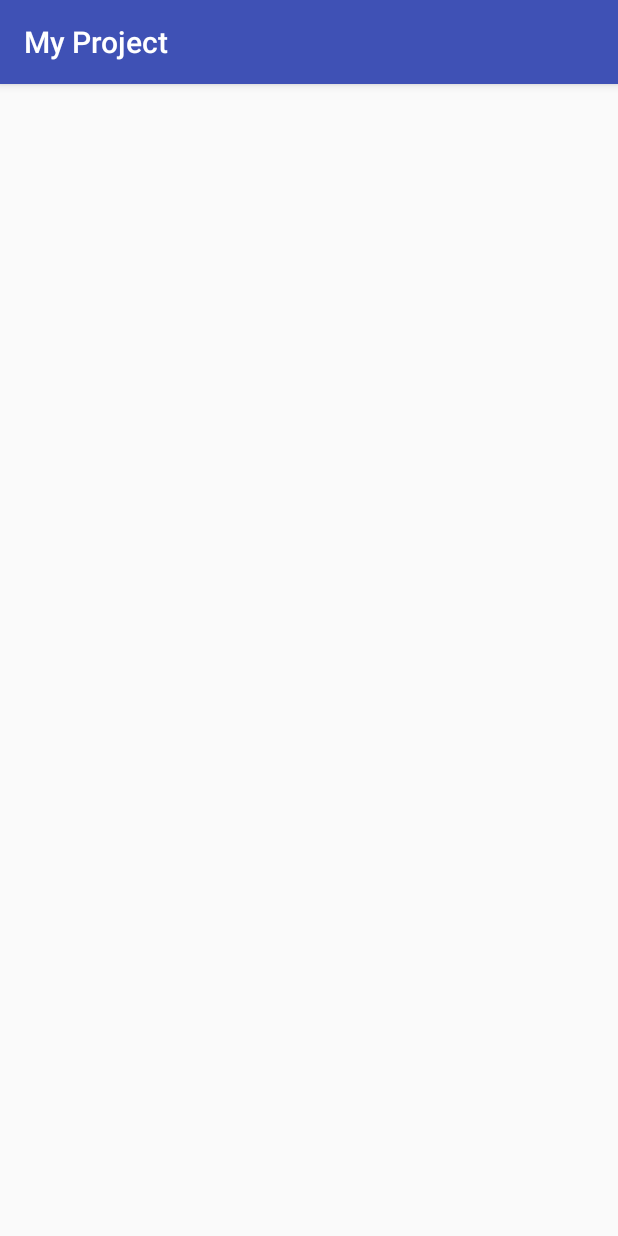
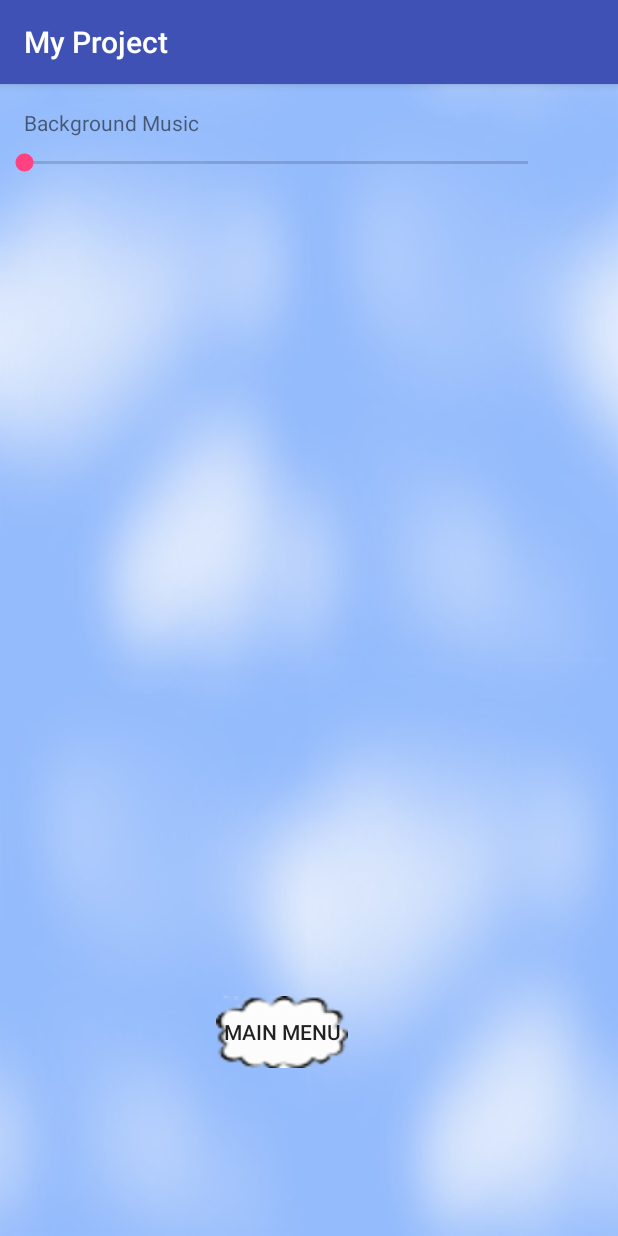
Before and after one commit to alisabar/myproject, an Android app: the settings screen opened directly, with no data from a screen before it, on a phone screen of 412 x 824 dp. Run offline under Robolectric (Android 15) with nearby library versions, the phone set to English and light mode, and no system bars.

Commit message:
settings done

```diff
--- a/app/src/main/java/com/example/alisa/myproject/MyMusicRunnable.java
+++ b/app/src/main/java/com/example/alisa/myproject/MyMusicRunnable.java
@@ -1,6 +1,7 @@
 package com.example.alisa.myproject;
 
 import android.content.Context;
+import android.content.SharedPreferences;
 import android.media.MediaPlayer;
 import android.util.Log;
 
@@ -100,11 +101,16 @@ static     MediaPlayer mPlayer;
     private void startPlay(){
 
         try {
+            SharedPreferences sharedprep = appContext.getSharedPreferences("User_settings", Context.MODE_PRIVATE);
+            SharedPreferences.Editor editor = sharedprep.edit();
             if (mPlayer == null) {
                 mPlayer=createMediaPlayer();
             } else {
                 mPlayer.prepare();
             }
+            float bg_volume =(float)(sharedprep.getInt("background_volume", 0))/100;
+            Log.d("sound",String.valueOf(bg_volume));
+            mPlayer.setVolume(bg_volume,bg_volume);
             mPlayer.start();
             musicIsPlaying = true;
         } catch (Exception e) {
--- a/app/src/main/java/com/example/alisa/myproject/settings.java
+++ b/app/src/main/java/com/example/alisa/myproject/settings.java
@@ -1,15 +1,57 @@
 package com.example.alisa.myproject;
 
+import android.content.Context;
+import android.content.Intent;
+import android.content.SharedPreferences;
 import android.support.v7.app.AppCompatActivity;
 import android.os.Bundle;
+import android.view.View;
+import android.widget.SeekBar;
+import android.widget.Toast;
 
 import com.example.alisa.myproject.R;
 
 public class settings extends AppCompatActivity {
 
+    private static SeekBar seek_bar;
+    int progress_value;
+    Toast t;
     @Override
     protected void onCreate(Bundle savedInstanceState) {
         super.onCreate(savedInstanceState);
         setContentView(R.layout.activity_settings);
+        seek_bar = (SeekBar)findViewById(R.id.seekBar);
+        final SharedPreferences sharedprep = getSharedPreferences("User_settings", Context.MODE_PRIVATE);
+        final SharedPreferences.Editor editor = sharedprep.edit();
+        progress_value=sharedprep.getInt("background_volume", 0);
+        seek_bar.setProgress(progress_value);
+        seek_bar.setOnSeekBarChangeListener(
+                new SeekBar.OnSeekBarChangeListener() {
+
+
+                    @Override
+                    public void onProgressChanged(SeekBar seekBar, int i, boolean b) {
+
+                        progress_value=i;
+                          t.setText(progress_value+"%");
+                        t.show();
+                    }
+
+                    @Override
+                    public void onStartTrackingTouch(SeekBar seekBar) {
+                     t=Toast.makeText(settings.this,progress_value+"%",Toast.LENGTH_SHORT);
+                       t.show();
+                    }
+
+                    @Override
+                    public void onStopTrackingTouch(SeekBar seekBar) {
+                        editor.putInt("background_volume", progress_value);
+                        editor.commit();
+                    }
+                });
+    }
+
+    public void menuButton(View view) {
+        startActivity(new Intent(this,MainActivity.class));
     }
 }
--- a/app/src/main/res/layout/activity_settings.xml
+++ b/app/src/main/res/layout/activity_settings.xml
@@ -1,13 +1,41 @@
 <?xml version="1.0" encoding="utf-8"?>
-<RelativeLayout xmlns:android="http://schemas.android.com/apk/res/android"
+<android.support.constraint.ConstraintLayout xmlns:android="http://schemas.android.com/apk/res/android"
+    xmlns:app="http://schemas.android.com/apk/res-auto"
     xmlns:tools="http://schemas.android.com/tools"
     android:id="@+id/activity_settings"
     android:layout_width="match_parent"
     android:layout_height="match_parent"
-    android:paddingBottom="@dimen/activity_vertical_margin"
-    android:paddingLeft="@dimen/activity_horizontal_margin"
-    android:paddingRight="@dimen/activity_horizontal_margin"
-    android:paddingTop="@dimen/activity_vertical_margin"
+    android:background="@drawable/sky3"
     tools:context="com.example.alisa.myproject.settings">
 
-</RelativeLayout>
+    <Button
+        android:text="Main Menu"
+        android:layout_width="wrap_content"
+        android:layout_height="wrap_content"
+        android:id="@+id/button2"
+        android:layout_marginStart="144dp"
+        app:layout_constraintLeft_toLeftOf="parent"
+        app:layout_constraintBottom_toBottomOf="parent"
+        android:layout_marginBottom="112dp"
+        android:background="@drawable/cloudbutton"
+        android:onClick="menuButton" />
+
+    <SeekBar
+        android:layout_width="368dp"
+        android:layout_height="wrap_content"
+        android:id="@+id/seekBar"
+        android:layout_marginTop="8dp"
+        app:layout_constraintTop_toBottomOf="@+id/textView2"
+        android:max="100"
+        app:layout_constraintLeft_toLeftOf="parent" />
+
+    <TextView
+        android:text="Background Music"
+        android:layout_width="wrap_content"
+        android:layout_height="wrap_content"
+        android:id="@+id/textView2"
+        android:layout_marginStart="16dp"
+        app:layout_constraintLeft_toLeftOf="parent"
+        android:layout_marginTop="16dp"
+        app:layout_constraintTop_toTopOf="parent" />
+</android.support.constraint.ConstraintLayout>
```
Also changed, not shown: app/src/main/res/layout/activity_about.xml (+9 -1 lines).
